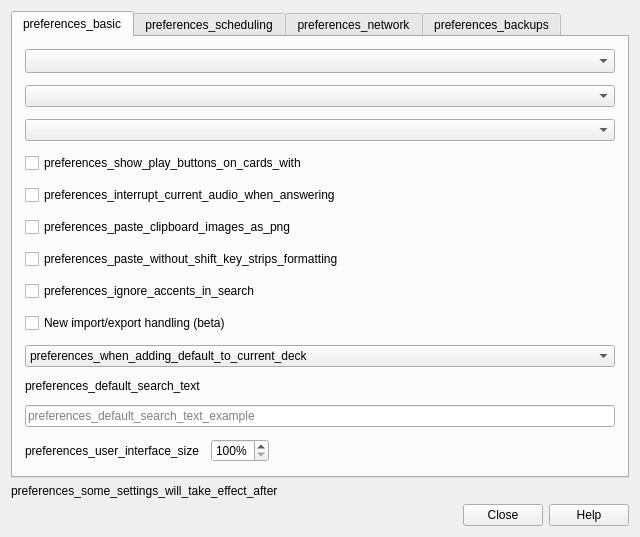
First picture: the form in qt/aqt/forms/preferences.ui, repository ankitects/anki, before the edit.
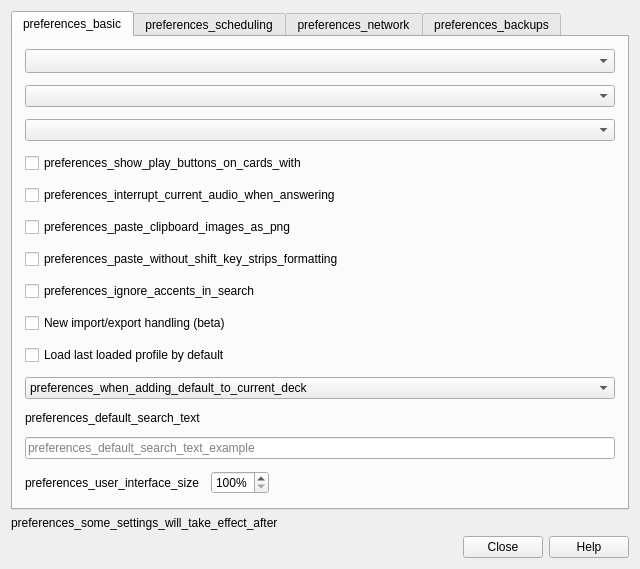
Second picture: the form after the edit.

Commit message: added option to load the last loaded profile

Patch:
```diff
--- a/qt/aqt/forms/preferences.ui
+++ b/qt/aqt/forms/preferences.ui
@@ -103,6 +103,13 @@
          </property>
         </widget>
        </item>
+       <item>
+        <widget class="QCheckBox" name="load_last_loaded_profile">
+         <property name="text">
+          <string notr="true">Load last loaded profile by default</string>
+         </property>
+        </widget>
+       </item>
        <item>
         <widget class="QComboBox" name="useCurrent">
          <item>
```
Left out of the diff: 1 changed line with no effect on the pictures. The commit also changes 3 other files.
